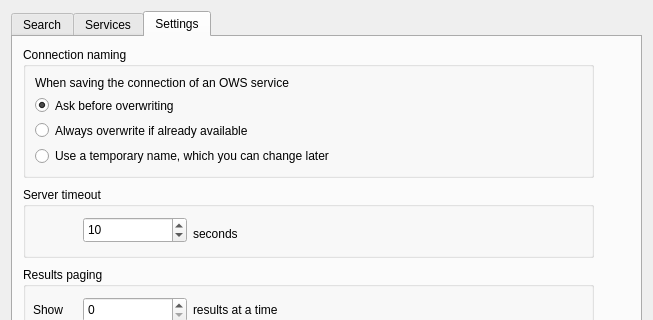
Qt form python/plugins/MetaSearch/ui/maindialog.ui (carsmie/QGIS) before a commit; both pictures show x 0 to 653 and y 0 to 320 of the 653 by 550 pixel window.
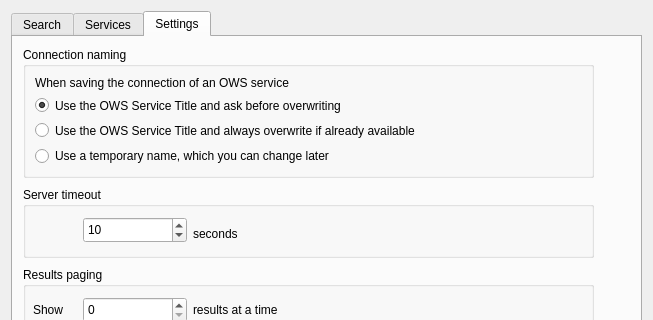
The same form after that commit. The open tabs and pages were chosen to show the change.

Commit message: [MetaSearch] adjust current tab index on init

The edit to the form file:
```diff
--- a/python/plugins/MetaSearch/ui/maindialog.ui
+++ b/python/plugins/MetaSearch/ui/maindialog.ui
@@ -451,7 +451,7 @@
         <item>
          <widget class="QRadioButton" name="radioTitleAsk">
           <property name="text">
-           <string>Ask before overwriting</string>
+           <string>Use the OWS Service Title and ask before overwriting</string>
           </property>
           <property name="checked">
            <bool>true</bool>
@@ -461,7 +461,7 @@
         <item>
          <widget class="QRadioButton" name="radioTitleNoAsk">
           <property name="text">
-           <string>Always overwrite if already available</string>
+           <string>Use the OWS Service Title and always overwrite if already available</string>
           </property>
          </widget>
         </item>
```
Left out of the diff: 2 changed lines with no effect on the pictures.
